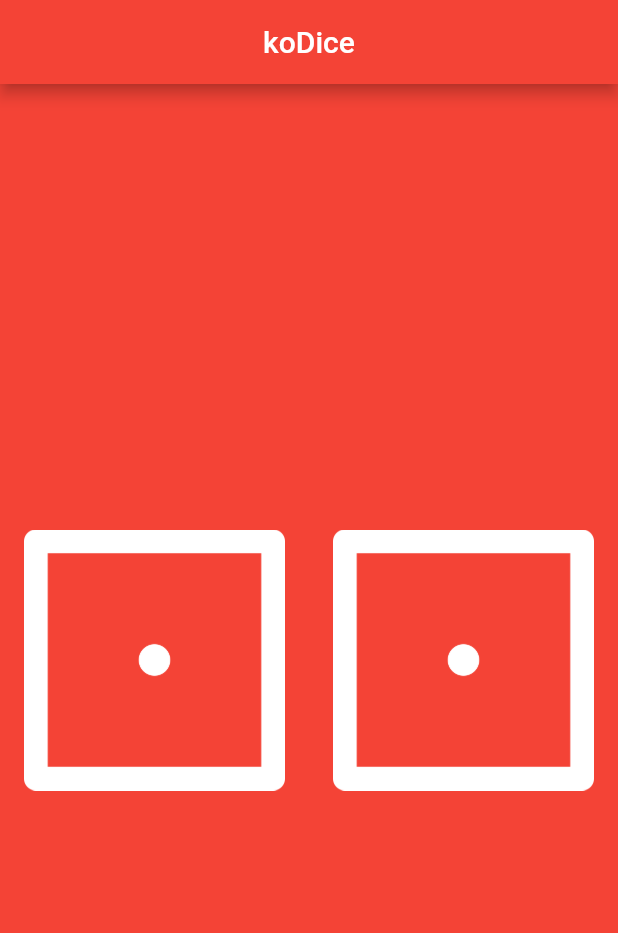
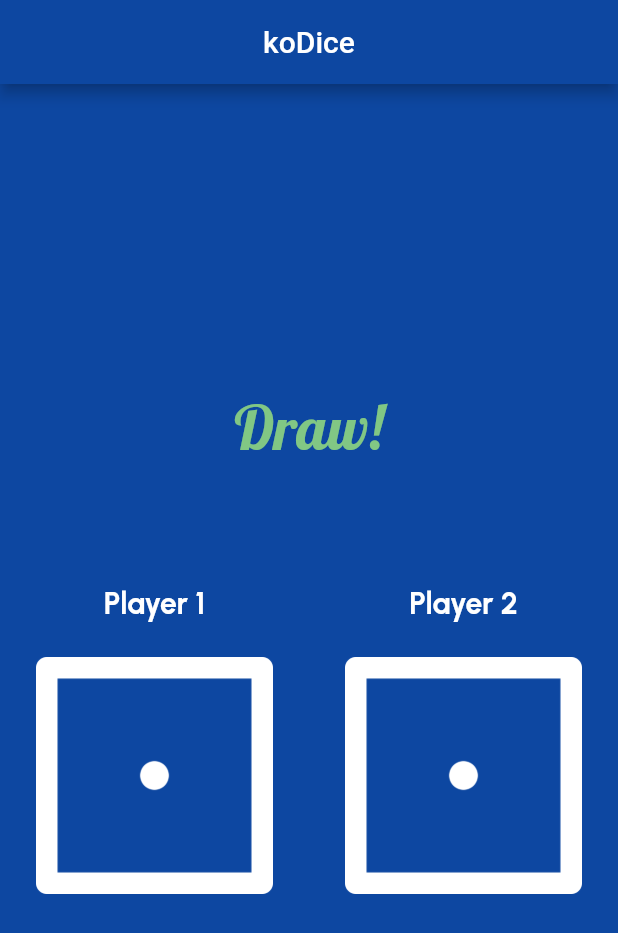
Before and after one commit to sussananukem/kodicee, a Flutter app: the screen it shows after launch, on a phone screen of 412 x 824 dp. Shown: the top 933 px of the screen. Run offline on Flutter 3.47's test engine with Material 2 defaults, Android fonts, the phone set to English and light mode, and no system bars; our stand-ins replace device_preview.

Commit message:
Dice Game complete

```diff
--- a/lib/main.dart
+++ b/lib/main.dart
@@ -1,3 +1,5 @@
+import 'dart:math';
+
 import 'package:device_preview/device_preview.dart';
 import 'package:flutter/foundation.dart';
 import 'package:flutter/material.dart';
@@ -36,39 +38,110 @@ class MyHomePage extends StatefulWidget {
 }
 
 class _MyHomePageState extends State<MyHomePage> {
+  int leftNum = 1;
+  int rightNum = 1;
+  String winMsg = 'Draw!';
+  void roll() {
+    setState(() {
+      leftNum = Random().nextInt(6) + 1;
+      rightNum = Random().nextInt(6) + 1;
+
+      if (leftNum > rightNum) {
+        winMsg = '🚩Player 1 Wins';
+      } else if (rightNum > leftNum) {
+        winMsg = 'Player 2 Wins🚩';
+      } else {
+        winMsg = 'Draw!';
+      }
+    });
+  }
+
   @override
   Widget build(BuildContext context) {
     return Scaffold(
       appBar: AppBar(
-        title:const  Center(child: Text('koDice')),
-        backgroundColor: Colors.red,
+        title: const Center(child: Text('koDice')),
+        backgroundColor: Colors.blue.shade900,
       ),
-      backgroundColor: Colors.red,
+      backgroundColor: Colors.blue.shade900,
       body: SafeArea(
         child: Center(
-          child: Row(
+          child: ListView(
+            shrinkWrap: true,
+            children: [
+              Text(
+                winMsg,
+                textAlign: TextAlign.center,
+                style: TextStyle(
+                  color: Colors.green.shade300,
+                  fontSize: 40.0,
+                  fontFamily: 'Lobster',
+                ),
+              ),
+              const SizedBox(
+                height: 80.0,
+              ),
+              Row(
                 mainAxisAlignment: MainAxisAlignment.center,
                 crossAxisAlignment: CrossAxisAlignment.center,
                 children: const [
                   Expanded(
+                    child: Text(
+                      'Player 1',
+                      textAlign: TextAlign.center,
+                      style: TextStyle(
+                        color: Colors.white,
+                        fontSize: 20.0,
+                        fontFamily: 'Urbanist',
+                        fontWeight: FontWeight.bold,
+                      ),
+                    ),
+                  ),
+                  Expanded(
+                    child: Text(
+                      'Player 2',
+                      textAlign: TextAlign.center,
+                      style: TextStyle(
+                        color: Colors.white,
+                        fontSize: 20.0,
+                        fontFamily: 'Urbanist',
+                        fontWeight: FontWeight.bold,
+                      ),
+                    ),
+                  ),
+                ],
+              ),
+              Row(
+                mainAxisAlignment: MainAxisAlignment.center,
+                crossAxisAlignment: CrossAxisAlignment.center,
+                children: [
+                  Expanded(
+                    child: TextButton(
+                      onPressed: () {
+                        roll();
+                      },
                       child: Padding(
-                  padding: EdgeInsets.all(16.0),
-                  child: Image(
-                    image: AssetImage(
-                      'images/dice1.png',
+                        padding: const EdgeInsets.all(16.0),
+                        child: Image.asset(
+                          'images/dice$leftNum.png',
                         ),
                       ),
                     ),
                   ),
                   Expanded(
+                    child: TextButton(
+                      onPressed: () {
+                        roll();
+                      },
                       child: Padding(
-                  padding: EdgeInsets.all(16.0),
-                  child: Image(
-                    image: AssetImage(
-                      'images/dice1.png',
+                        padding: const EdgeInsets.all(16.0),
+                        child: Image.asset(
+                          'images/dice$rightNum.png',
                         ),
                       ),
                     ),
+                  ),
+                ],
               ),
             ],
           ),
```
Also changed, not shown: pubspec.yaml (+10 -31 lines), fonts/Lobster-Regular.ttf (added), fonts/Urbanist-Italic-VariableFont_wght.ttf (added), fonts/Urbanist-VariableFont_wght.ttf (added). Lines whose indentation alone changed are shown as unchanged.
